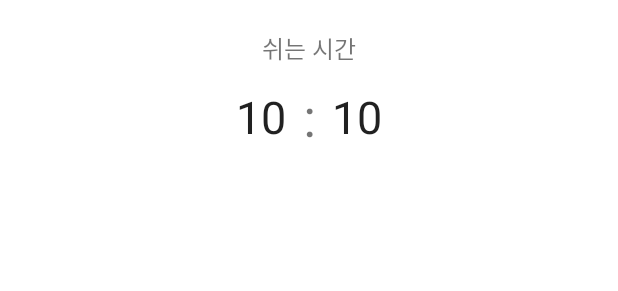
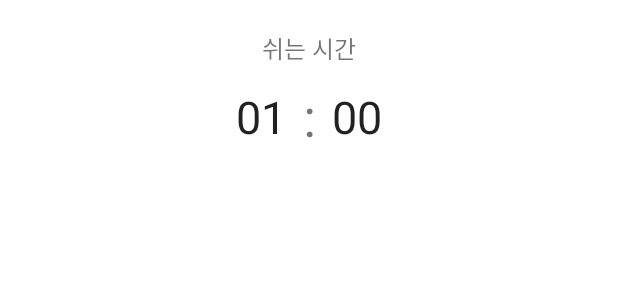
Before and after one commit to HealthperDevelopers/Android_Healtper, an Android app: the layout rest_dialog.xml on its own in the app's theme, with its tools: preview values and no code run, on a phone screen of 412 x 824 dp. Shown: the top 291 px of the screen. Run offline under Robolectric (Android 15) with nearby library versions, the phone set to English and light mode, and no system bars.

Commit message:
popup timer

```diff
--- a/app/src/main/res/layout/fragment_timer.xml
+++ b/app/src/main/res/layout/fragment_timer.xml
@@ -151,7 +151,7 @@
             android:id="@+id/timer_rest_setting_time_tv"
             android:layout_width="wrap_content"
             android:layout_height="wrap_content"
-            android:text="00:00"
+            android:text="01:00"
             android:textSize="20dp"
             app:layout_constraintStart_toEndOf="@id/timer_rest_img"
             app:layout_constraintTop_toTopOf="@id/timer_rest_time_tv"
--- a/app/src/main/res/layout/rest_dialog.xml
+++ b/app/src/main/res/layout/rest_dialog.xml
@@ -17,7 +17,7 @@
         android:id="@+id/rest_minutes_np"
         android:layout_width="55dp"
         android:layout_height="55dp"
-        android:text="10"
+        android:text="01"
         android:textSize="30sp"
         app:layout_constraintTop_toTopOf="@id/rest_colon_tv"
         app:layout_constraintBottom_toBottomOf="@id/rest_colon_tv"
@@ -40,7 +40,7 @@
         android:id="@+id/rest_mills_np"
         android:layout_width="55dp"
         android:layout_height="55dp"
-        android:text="10"
+        android:text="00"
         android:textSize="30sp"
         app:layout_constraintTop_toTopOf="@id/rest_colon_tv"
         app:layout_constraintBottom_toBottomOf="@id/rest_colon_tv"
```
Also changed, not shown: app/src/main/java/com/umc/healthper/ui/timer/TimerFragment.kt (+8 -1 lines).
